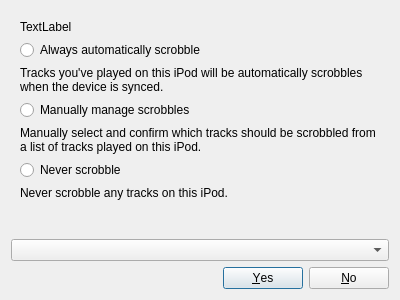
This is app/client/Dialogs/ScrobbleSetupDialog.ui in mutecypher/lastfm-desktop as Qt 5 draws it before an edit. The edited form follows.
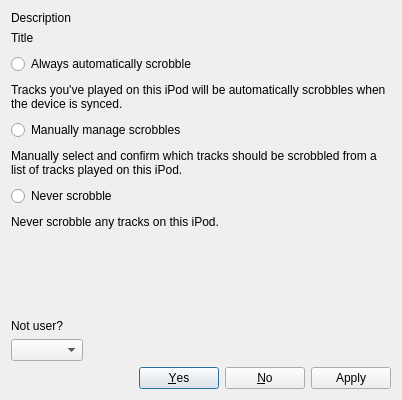
This is the edited form. The open tabs and pages were chosen to show the change.

Commit message: Some scrobbling things and some settings dialog things.

The edit to the form file:
```diff
--- a/app/client/Dialogs/ScrobbleSetupDialog.ui
+++ b/app/client/Dialogs/ScrobbleSetupDialog.ui
@@ -6,8 +6,8 @@
    <rect>
     <x>0</x>
     <y>0</y>
-    <width>400</width>
-    <height>300</height>
+    <width>402</width>
+    <height>400</height>
    </rect>
   </property>
   <property name="windowTitle">
@@ -15,16 +15,24 @@
   </property>
   <layout class="QVBoxLayout" name="verticalLayout">
    <item>
-    <widget class="QStackedWidget" name="stackedWidget">
-     <property name="currentIndex">
+    <widget class="QFrame" name="basicFrame">
+     <property name="frameShape">
+      <enum>QFrame::NoFrame</enum>
+     </property>
+     <property name="frameShadow">
+      <enum>QFrame::Raised</enum>
+     </property>
+     <layout class="QVBoxLayout" name="verticalLayout_5">
+      <property name="spacing">
       <number>0</number>
      </property>
-     <widget class="QWidget" name="page">
-      <layout class="QVBoxLayout" name="verticalLayout_2">
+      <property name="margin">
+       <number>0</number>
+      </property>
        <item>
         <widget class="QLabel" name="description">
          <property name="text">
-          <string>TextLabel</string>
+         <string>Description</string>
          </property>
          <property name="wordWrap">
           <bool>true</bool>
@@ -33,12 +41,26 @@
        </item>
       </layout>
      </widget>
-     <widget class="QWidget" name="page_2">
-      <layout class="QVBoxLayout" name="verticalLayout_3">
+   </item>
+   <item>
+    <widget class="QFrame" name="moreFrame">
+     <property name="frameShape">
+      <enum>QFrame::NoFrame</enum>
+     </property>
+     <property name="frameShadow">
+      <enum>QFrame::Raised</enum>
+     </property>
+     <layout class="QVBoxLayout" name="verticalLayout_4">
+      <property name="spacing">
+       <number>9</number>
+      </property>
+      <property name="margin">
+       <number>0</number>
+      </property>
        <item>
         <widget class="QLabel" name="moreTitle">
          <property name="text">
-          <string>TextLabel</string>
+         <string>Title</string>
          </property>
         </widget>
        </item>
@@ -101,25 +123,51 @@
          <property name="sizeHint" stdset="0">
           <size>
            <width>20</width>
-           <height>40</height>
+          <height>0</height>
           </size>
          </property>
         </spacer>
        </item>
       </layout>
      </widget>
+   </item>
+   <item>
+    <widget class="QLabel" name="multiUser">
+     <property name="text">
+      <string>Not user?</string>
+     </property>
     </widget>
    </item>
+   <item>
+    <layout class="QHBoxLayout" name="horizontalLayout">
+     <property name="spacing">
+      <number>0</number>
+     </property>
    <item>
     <widget class="QComboBox" name="users"/>
    </item>
    <item>
+      <spacer name="horizontalSpacer">
+       <property name="orientation">
+        <enum>Qt::Horizontal</enum>
+       </property>
+       <property name="sizeHint" stdset="0">
+        <size>
+         <width>0</width>
+         <height>20</height>
+        </size>
+       </property>
+      </spacer>
+     </item>
+    </layout>
+   </item>
+   <item>
     <widget class="QDialogButtonBox" name="buttonBox">
      <property name="orientation">
       <enum>Qt::Horizontal</enum>
      </property>
      <property name="standardButtons">
-      <set>QDialogButtonBox::No|QDialogButtonBox::Yes</set>
+      <set>QDialogButtonBox::Apply|QDialogButtonBox::No|QDialogButtonBox::Yes</set>
      </property>
     </widget>
    </item>
```
Lines whose indentation alone changed are shown as unchanged. The commit also changes 13 other files.
